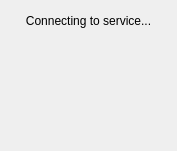
Qt form vpn/ui/ui/DiveVPN/desktop/StartScreen.ui (demlabs-cellframe/dap-ui-sdk) before a commit.
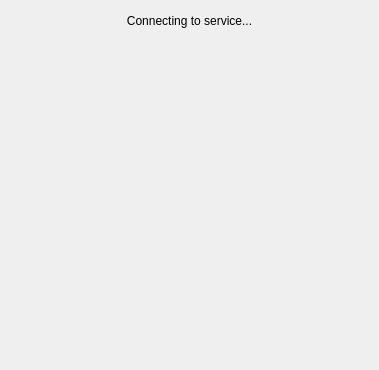
The same form after that commit.

```diff
--- a/vpn/ui/ui/DiveVPN/desktop/StartScreen.ui
+++ b/vpn/ui/ui/DiveVPN/desktop/StartScreen.ui
@@ -9,8 +9,8 @@
    <rect>
     <x>0</x>
     <y>0</y>
-    <width>177</width>
-    <height>151</height>
+    <width>379</width>
+    <height>370</height>
    </rect>
   </property>
   <property name="sizePolicy">
@@ -64,6 +64,13 @@
      </property>
     </widget>
    </item>
+   <item alignment="Qt::AlignHCenter">
+    <widget class="QLabel" name="lblVersion">
+     <property name="text">
+      <string/>
+     </property>
+    </widget>
+   </item>
    <item>
     <spacer name="verticalSpacer">
      <property name="orientation">
```
